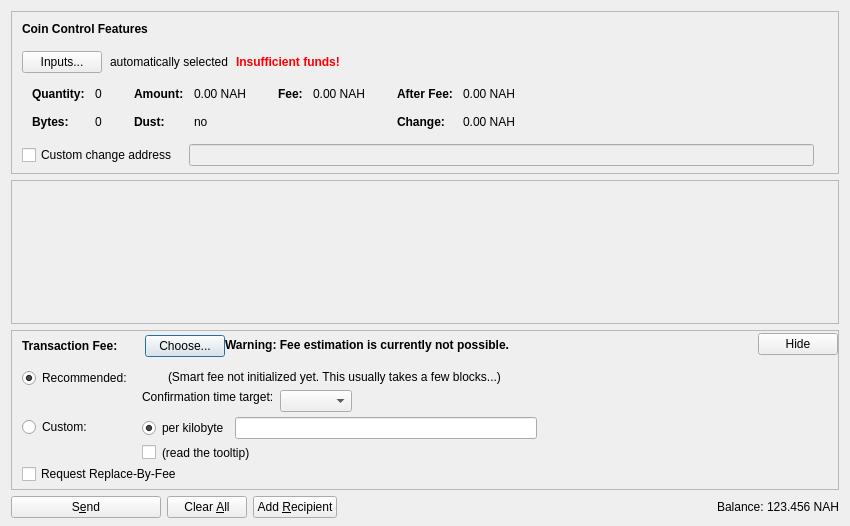
Above: src/qt/forms/sendcoinsdialog.ui from minblock/picscoin before the change. Below: the same form after it.
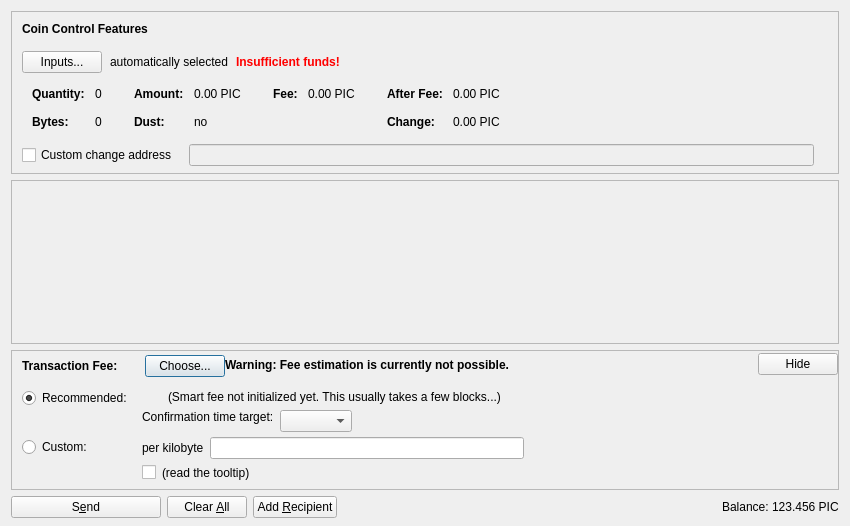
That is the form after the change. Icons and pictures are not drawn. Custom widgets are drawn as their Qt base class.

Diff of the .ui file:
```diff
--- a/src/qt/forms/sendcoinsdialog.ui
+++ b/src/qt/forms/sendcoinsdialog.ui
@@ -324,7 +324,7 @@
                   <enum>Qt::ActionsContextMenu</enum>
                  </property>
                  <property name="text">
-                  <string notr="true">0.00 NAH</string>
+                  <string notr="true">0.00 PIC</string>
                  </property>
                  <property name="textInteractionFlags">
                   <set>Qt::LinksAccessibleByMouse|Qt::TextSelectableByKeyboard|Qt::TextSelectableByMouse</set>
@@ -404,7 +404,7 @@
                   <enum>Qt::ActionsContextMenu</enum>
                  </property>
                  <property name="text">
-                  <string notr="true">0.00 NAH</string>
+                  <string notr="true">0.00 PIC</string>
                  </property>
                  <property name="textInteractionFlags">
                   <set>Qt::LinksAccessibleByMouse|Qt::TextSelectableByKeyboard|Qt::TextSelectableByMouse</set>
@@ -455,7 +455,7 @@
                   <enum>Qt::ActionsContextMenu</enum>
                  </property>
                  <property name="text">
-                  <string notr="true">0.00 NAH</string>
+                  <string notr="true">0.00 PIC</string>
                  </property>
                  <property name="textInteractionFlags">
                   <set>Qt::LinksAccessibleByMouse|Qt::TextSelectableByKeyboard|Qt::TextSelectableByMouse</set>
@@ -484,7 +484,7 @@
                   <enum>Qt::ActionsContextMenu</enum>
                  </property>
                  <property name="text">
-                  <string notr="true">0.00 NAH</string>
+                  <string notr="true">0.00 PIC</string>
                  </property>
                  <property name="textInteractionFlags">
                   <set>Qt::LinksAccessibleByMouse|Qt::TextSelectableByKeyboard|Qt::TextSelectableByMouse</set>
@@ -846,19 +846,13 @@
                <item>
                 <layout class="QHBoxLayout" name="horizontalLayoutFee13">
                  <item>
-                  <widget class="QRadioButton" name="radioCustomPerKilobyte">
+                  <widget class="QLabel" name="labelCustomPerKilobyte">
                    <property name="toolTip">
                     <string>If the custom fee is set to 1000 satoshis and the transaction is only 250 bytes, then &quot;per kilobyte&quot; only pays 250 satoshis in fee, while &quot;total at least&quot; pays 1000 satoshis. For transactions bigger than a kilobyte both pay by kilobyte.</string>
                    </property>
                    <property name="text">
                     <string>per kilobyte</string>
                    </property>
-                   <property name="checked">
-                    <bool>true</bool>
-                   </property>
-                   <attribute name="buttonGroup">
-                    <string notr="true">groupCustomFee</string>
-                   </attribute>
                   </widget>
                  </item>
                  <item>
@@ -1111,16 +1105,6 @@
              </item>
             </layout>
            </item>
-           <item>
-            <widget class="QCheckBox" name="optInRBF">
-             <property name="text">
-              <string>Request Replace-By-Fee</string>
-             </property>
-             <property name="toolTip">
-              <string>Indicates that the sender may wish to replace this transaction with a new one paying higher fees (prior to being confirmed).</string>
-             </property>
-            </widget>
-           </item>
           </layout>
          </widget>
         </item>
@@ -1253,7 +1237,7 @@
           <cursorShape>IBeamCursor</cursorShape>
          </property>
          <property name="text">
-          <string notr="true">123.456 NAH</string>
+          <string notr="true">123.456 PIC</string>
          </property>
          <property name="textInteractionFlags">
           <set>Qt::LinksAccessibleByMouse|Qt::TextSelectableByKeyboard|Qt::TextSelectableByMouse</set>
```
Left out of the diff: 5 changed lines with no effect on the pictures.
